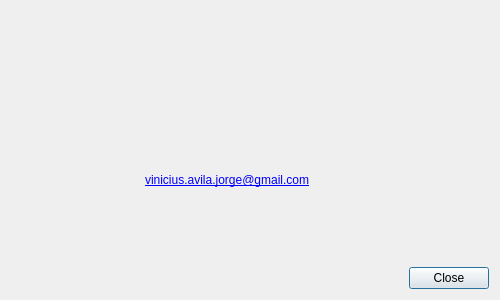
viniavila/KMM, file about.ui: the form before one commit.
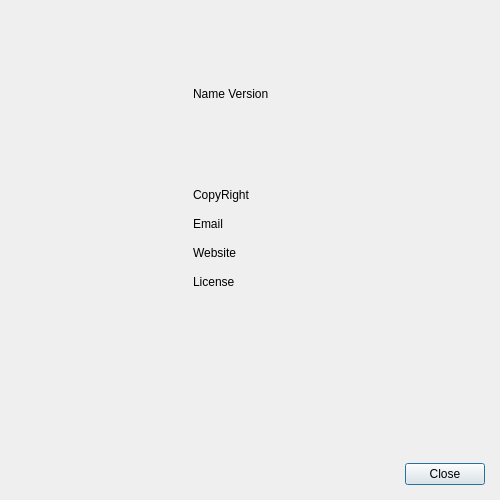
The form after the commit.

Commit message: * Added a function to insert button licenses into the dialog.

Diff of the .ui file:
```diff
--- a/about.ui
+++ b/about.ui
@@ -7,25 +7,38 @@
     <x>0</x>
     <y>0</y>
     <width>500</width>
-    <height>300</height>
+    <height>500</height>
    </rect>
   </property>
   <property name="minimumSize">
    <size>
     <width>500</width>
-    <height>300</height>
+    <height>500</height>
    </size>
   </property>
   <property name="windowTitle">
    <string>Dialog</string>
   </property>
-  <layout class="QVBoxLayout" name="verticalLayout">
-   <item>
     <layout class="QGridLayout" name="gridLayout">
+   <property name="leftMargin">
+    <number>15</number>
+   </property>
+   <property name="topMargin">
+    <number>15</number>
+   </property>
+   <property name="rightMargin">
+    <number>15</number>
+   </property>
+   <property name="bottomMargin">
+    <number>15</number>
+   </property>
+   <property name="horizontalSpacing">
+    <number>50</number>
+   </property>
      <property name="verticalSpacing">
-      <number>20</number>
-     </property>
-     <item row="0" column="0" rowspan="7">
+    <number>15</number>
+   </property>
+   <item row="0" column="0" rowspan="5">
       <widget class="QLabel" name="lblIcon">
        <property name="sizePolicy">
         <sizepolicy hsizetype="Fixed" vsizetype="Fixed">
@@ -56,66 +69,109 @@
        </property>
       </widget>
      </item>
-     <item row="5" column="1">
-      <widget class="QLabel" name="lblLicense">
+   <item row="1" column="1">
+    <widget class="QLabel" name="lblCopyright">
+     <property name="sizePolicy">
+      <sizepolicy hsizetype="Expanding" vsizetype="Preferred">
+       <horstretch>0</horstretch>
+       <verstretch>0</verstretch>
+      </sizepolicy>
+     </property>
        <property name="text">
-        <string/>
+      <string>CopyRight</string>
        </property>
       </widget>
      </item>
-     <item row="6" column="1">
-      <spacer name="verticalSpacer_2">
-       <property name="orientation">
-        <enum>Qt::Vertical</enum>
-       </property>
-       <property name="sizeHint" stdset="0">
-        <size>
-         <width>20</width>
-         <height>40</height>
-        </size>
-       </property>
-      </spacer>
-     </item>
-     <item row="0" column="1">
-      <spacer name="verticalSpacer">
-       <property name="orientation">
-        <enum>Qt::Vertical</enum>
-       </property>
-       <property name="sizeHint" stdset="0">
-        <size>
-         <width>20</width>
-         <height>40</height>
-        </size>
-       </property>
-      </spacer>
-     </item>
-     <item row="3" column="1">
-      <widget class="QLabel" name="lblWebsite"/>
-     </item>
      <item row="4" column="1">
-      <widget class="QLabel" name="lblEmail">
+    <widget class="QLabel" name="lblLicense">
+     <property name="sizePolicy">
+      <sizepolicy hsizetype="Expanding" vsizetype="Expanding">
+       <horstretch>0</horstretch>
+       <verstretch>0</verstretch>
+      </sizepolicy>
+     </property>
        <property name="text">
-        <string>&lt;a href=&quot;mailto:vinicius.avila.jorge@gmail.com&quot;&gt;vinicius.avila.jorge@gmail.com&lt;/a&gt;</string>
+      <string>License</string>
+     </property>
+     <property name="alignment">
+      <set>Qt::AlignLeading|Qt::AlignLeft|Qt::AlignTop</set>
+     </property>
+     <property name="wordWrap">
+      <bool>true</bool>
        </property>
       </widget>
      </item>
      <item row="2" column="1">
-      <widget class="QLabel" name="lblCopyright">
+    <widget class="QLabel" name="lblEmail">
+     <property name="sizePolicy">
+      <sizepolicy hsizetype="Expanding" vsizetype="Preferred">
+       <horstretch>0</horstretch>
+       <verstretch>0</verstretch>
+      </sizepolicy>
+     </property>
        <property name="text">
-        <string/>
+      <string>Email</string>
        </property>
       </widget>
      </item>
-     <item row="1" column="1">
+   <item row="3" column="1">
+    <widget class="QLabel" name="lblWebsite">
+     <property name="sizePolicy">
+      <sizepolicy hsizetype="Expanding" vsizetype="Preferred">
+       <horstretch>0</horstretch>
+       <verstretch>0</verstretch>
+      </sizepolicy>
+     </property>
+     <property name="text">
+      <string>Website</string>
+     </property>
+    </widget>
+   </item>
+   <item row="0" column="1">
       <widget class="QLabel" name="lblNameVersion">
+     <property name="sizePolicy">
+      <sizepolicy hsizetype="Expanding" vsizetype="Expanding">
+       <horstretch>0</horstretch>
+       <verstretch>0</verstretch>
+      </sizepolicy>
+     </property>
        <property name="text">
-        <string/>
-       </property>
-      </widget>
-     </item>
-    </layout>
+      <string>Name Version</string>
+     </property>
+    </widget>
+   </item>
+   <item row="5" column="1">
+    <widget class="QWidget" name="widget" native="true">
+     <layout class="QHBoxLayout" name="licBtnLayout">
+      <property name="leftMargin">
+       <number>0</number>
+      </property>
+      <property name="topMargin">
+       <number>0</number>
+      </property>
+      <property name="rightMargin">
+       <number>0</number>
+      </property>
+      <property name="bottomMargin">
+       <number>0</number>
+      </property>
+      <item>
+       <spacer name="horizontalSpacer">
+        <property name="orientation">
+         <enum>Qt::Horizontal</enum>
+        </property>
+        <property name="sizeHint" stdset="0">
+         <size>
+          <width>0</width>
+          <height>0</height>
+         </size>
+        </property>
+       </spacer>
+      </item>
+     </layout>
+    </widget>
    </item>
-   <item>
+   <item row="6" column="0" colspan="2">
     <widget class="QDialogButtonBox" name="buttonBox">
      <property name="orientation">
       <enum>Qt::Horizontal</enum>
```
Lines whose indentation alone changed are shown as unchanged. The commit also changes 2 other files.
